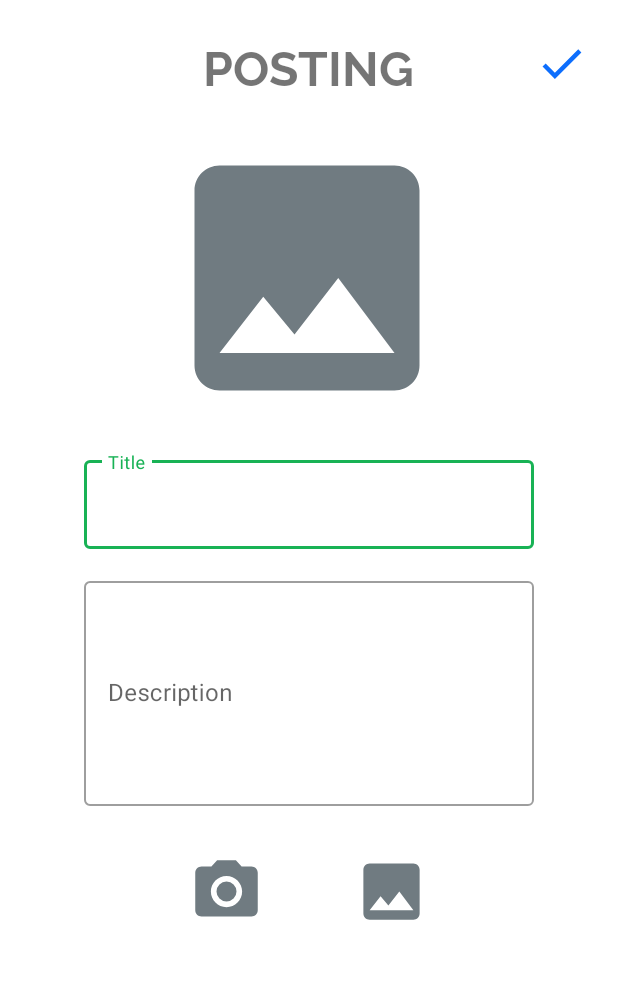
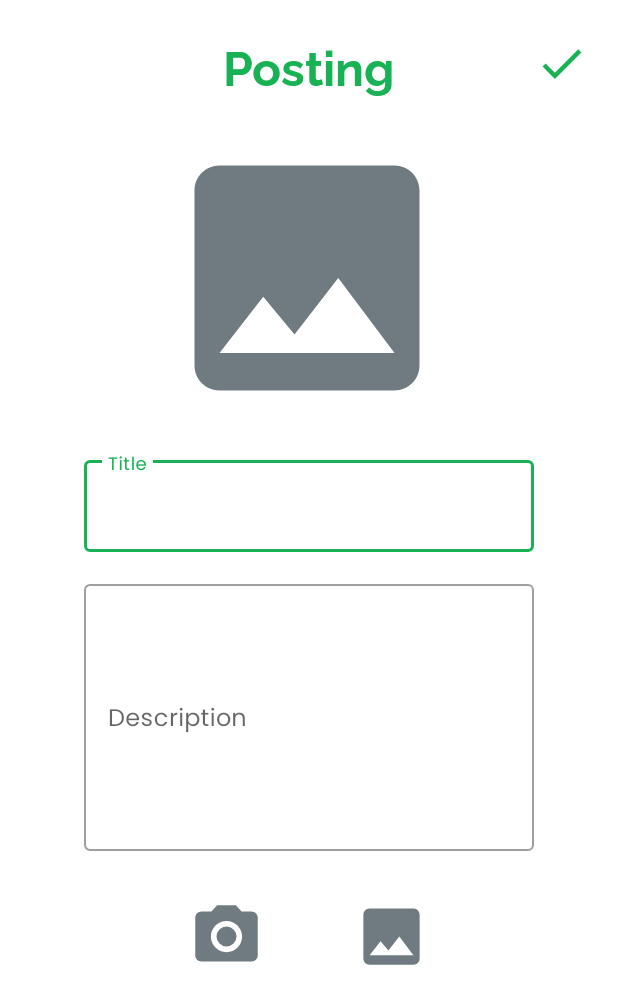
Before and after one commit to berlianm/Rubist-Application, an Android app: the layout fragment_add_post.xml on its own in the app's theme, with its tools: preview values and no code run, on a phone screen of 412 x 824 dp. Shown: the top 1004 px of the screen. Run offline under Robolectric (Android 15) with nearby library versions, the phone set to English and light mode, and no system bars.

Commit message:
color font

```diff
--- a/Mobile APP/C23-PS480_Rubist/app/src/main/java/com/C23PS480/Rubist/Fragment/AddPost.kt
+++ b/Mobile APP/C23-PS480_Rubist/app/src/main/java/com/C23PS480/Rubist/Fragment/AddPost.kt
@@ -17,8 +17,11 @@ import androidx.activity.result.contract.ActivityResultContracts
 import androidx.core.content.ContextCompat
 import androidx.core.content.FileProvider
 import androidx.fragment.app.Fragment
+import androidx.fragment.app.FragmentManager
+import androidx.fragment.app.FragmentTransaction
 import com.C23PS480.Rubist.API.Response.AddPostResponse
 import com.C23PS480.Rubist.API.Retrofit.ApiConfig
+import com.C23PS480.Rubist.R
 import com.C23PS480.Rubist.Utils.createCustomTempFile
 import com.C23PS480.Rubist.Utils.uriToFile
 import com.C23PS480.Rubist.databinding.FragmentAddPostBinding
--- a/Mobile APP/C23-PS480_Rubist/app/src/main/res/drawable/ic_yes.xml
+++ b/Mobile APP/C23-PS480_Rubist/app/src/main/res/drawable/ic_yes.xml
@@ -1,4 +1,4 @@
-<vector android:height="24dp" android:tint="#0D6EFD"
+<vector android:height="24dp" android:tint="#18B255"
     android:viewportHeight="24" android:viewportWidth="24"
     android:width="24dp" xmlns:android="http://schemas.android.com/apk/res/android">
     <path android:fillColor="@android:color/white" android:pathData="M9,16.17L4.83,12l-1.42,1.41L9,19 21,7l-1.41,-1.41z"/>
--- a/Mobile APP/C23-PS480_Rubist/app/src/main/res/layout/fragment_add_post.xml
+++ b/Mobile APP/C23-PS480_Rubist/app/src/main/res/layout/fragment_add_post.xml
@@ -4,6 +4,7 @@
     xmlns:tools="http://schemas.android.com/tools"
     android:layout_width="match_parent"
     android:layout_height="match_parent"
+    android:id="@+id/fragment_container"
     tools:context=".Fragment.AddPost">
 
     <RelativeLayout
@@ -21,7 +22,8 @@
             android:layout_centerInParent="true"
             android:fontFamily="@font/raleway_bold"
             android:text="@string/posting"
-            android:textAllCaps="true"
+            android:textAllCaps="false"
+            android:textColor="#18B255"
             android:textSize="32sp" />
 
         <ImageView
@@ -60,8 +62,9 @@
             android:id="@+id/et_title"
             android:layout_width="match_parent"
             android:layout_height="match_parent"
+            android:fontFamily="@font/poppins"
             android:inputType="text"
-            android:textSize="18dp" />
+            android:textSize="16sp" />
 
     </com.google.android.material.textfield.TextInputLayout>
 
@@ -83,12 +86,14 @@
             android:id="@+id/et_desc"
             android:layout_width="match_parent"
             android:layout_height="wrap_content"
+            android:fontFamily="@font/poppins"
             android:inputType="textMultiLine"
-            android:textAlignment="textStart"
             android:lines="8"
             android:maxLines="10"
             android:minLines="6"
-            android:scrollbars="vertical" />
+            android:scrollbars="vertical"
+            android:textAlignment="textStart"
+            android:textSize="16sp" />
 
     </com.google.android.material.textfield.TextInputLayout>
 
```
Also changed, not shown: Mobile APP/C23-PS480_Rubist/app/src/main/res/layout/fragment_home.xml (+5 -4 lines).
